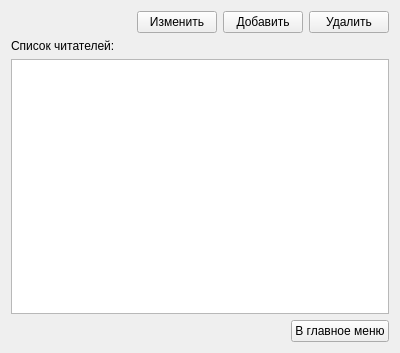
First picture: the form in users_widget.ui, repository Charmpy/library-project, before the edit.
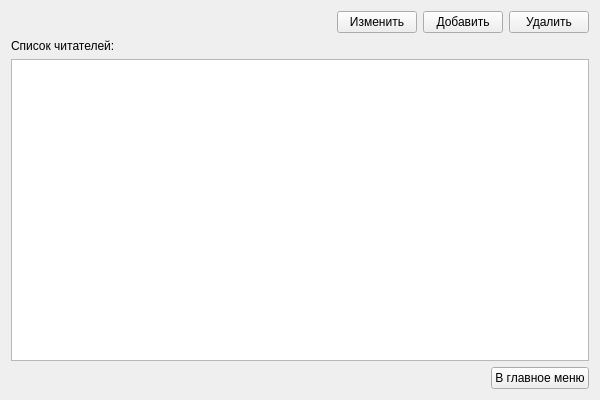
Second picture: the form after the edit.

```diff
--- a/users_widget.ui
+++ b/users_widget.ui
@@ -6,10 +6,16 @@
    <rect>
     <x>0</x>
     <y>0</y>
-    <width>400</width>
-    <height>353</height>
+    <width>600</width>
+    <height>400</height>
    </rect>
   </property>
+  <property name="minimumSize">
+   <size>
+    <width>600</width>
+    <height>400</height>
+   </size>
+  </property>
   <property name="windowTitle">
    <string>Form</string>
   </property>
```
